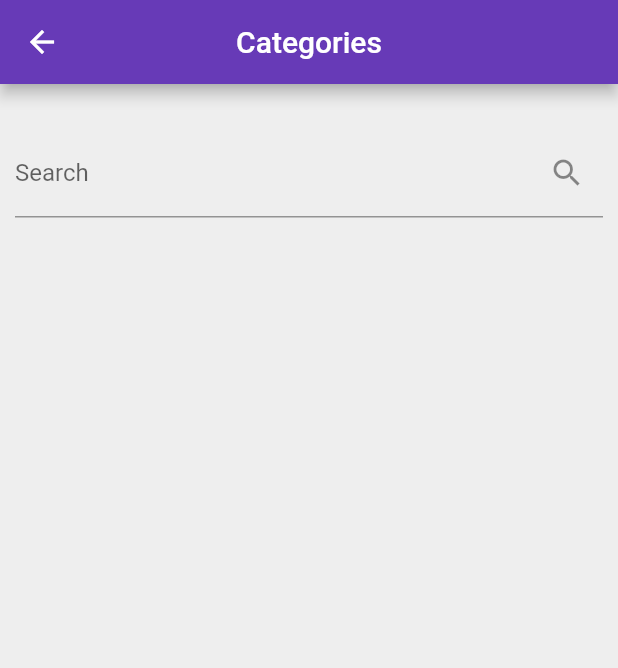
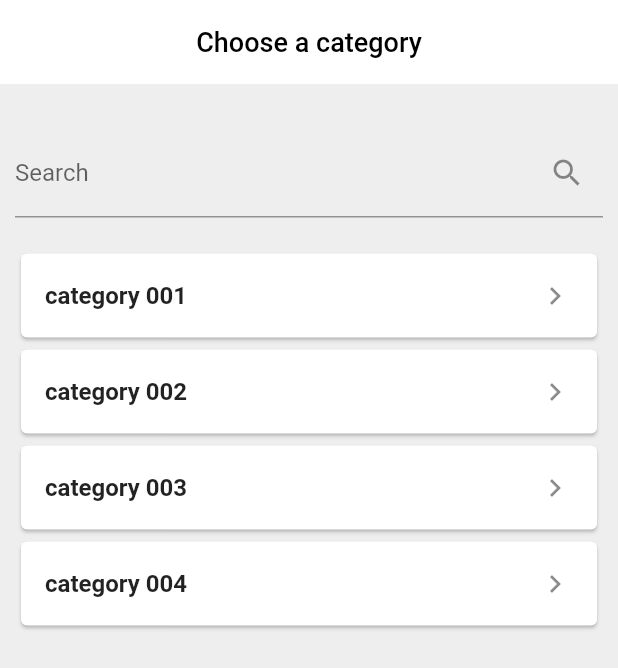
Before and after one commit to NasriHaithem/flutter_QManagerApp_template, a Flutter app: the OrganisationsView screen opened by its route, after a tap on "Search for organisations", on a phone screen of 412 x 824 dp. Shown: the top 668 px of the screen. Run offline on Flutter 3.47's test engine with Material 2 defaults, Android fonts, the phone set to English and light mode, and no system bars; our stand-ins replace get.

Commit message:
3rd commit

```diff
--- a/lib/app/modules/home/views/organisations/views/categories/controllers/categories_controller.dart
+++ b/lib/app/modules/home/views/organisations/views/categories/controllers/categories_controller.dart
@@ -1,4 +1,5 @@
 import 'package:flutter/cupertino.dart';
+import 'package:flutter/material.dart';
 import 'package:get/get.dart';
 import 'package:mobile_app/app/modules/home/bindings/home_binding.dart';
 import 'package:mobile_app/app/modules/home/views/home_view.dart';
@@ -26,7 +27,7 @@ class CategoriesController extends GetxController {
   @override
   void onInit() {
     super.onInit();
-    allCategories = Get.arguments;
+    allCategories = CategoryService.categoryList;
     foundCategories.value = allCategories;
   }
   @override
@@ -95,6 +96,17 @@ class CategoriesController extends GetxController {
     }
   }
 
+  displayBackArrow() {
+    return
+      codeStack.isNotEmpty
+        ?
+      IconButton(
+        icon: const Icon(Icons.arrow_back, color: Colors.black),
+        onPressed: () => navigateBack(),
+      )
+        :
+      Container();
+  }
   splitCode(String code) {
     const splitSize = 3;
     RegExp exp = RegExp(r"{\d{" + "$splitSize" + "}}");
--- a/lib/app/modules/home/views/organisations/views/categories/views/categories_view.dart
+++ b/lib/app/modules/home/views/organisations/views/categories/views/categories_view.dart
@@ -12,11 +12,13 @@ class CategoriesView extends GetView<CategoriesController> {
       backgroundColor: Colors.grey[200],
       appBar: AppBar(
         centerTitle: true,
-        title: const Text('Categories'),
-        leading: IconButton(
-          icon: const Icon(Icons.arrow_back, color: Colors.white),
-          onPressed: () => controller.navigateBack(),
-        ),
+        backgroundColor: Colors.white,
+        elevation: 0.0,
+        automaticallyImplyLeading: false,//disable back arrow when there is no parent category
+        title: const Text('Choose a category', style: TextStyle(color: Colors.black, fontSize: 18),),
+        leading: Obx(
+            () => controller.displayBackArrow()
+        )
       ),
       body: Padding(
         padding: const EdgeInsets.all(10),
```
